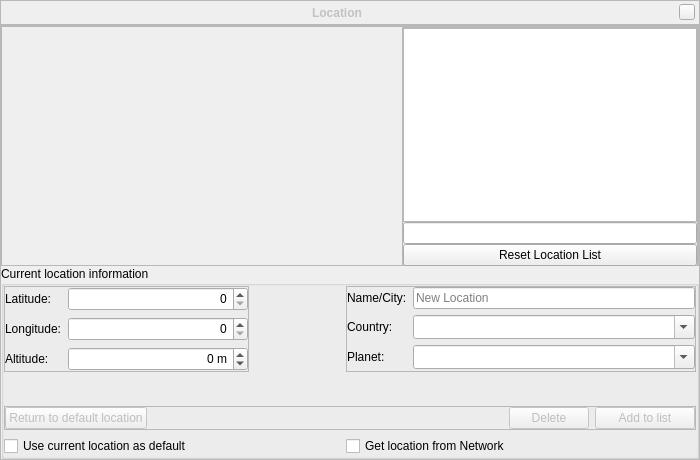
This is src/gui/locationDialogGui.ui in 519984307/stellarium_src as Qt 5 draws it before an edit. The edited form follows.
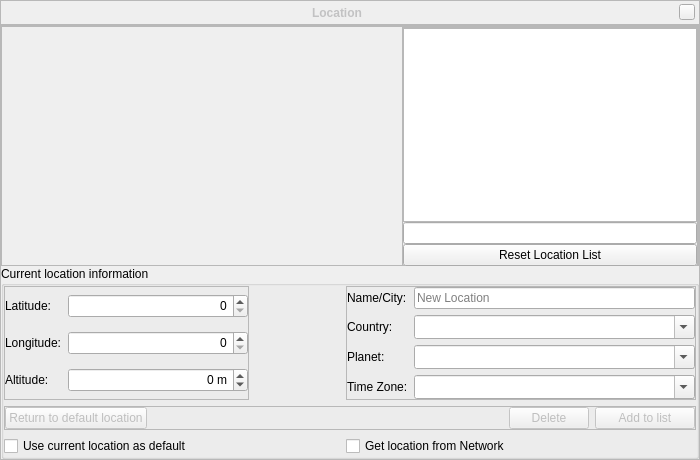
This is the edited form. Icons and pictures are not drawn. Custom widgets are drawn as their Qt base class.

Commit message: Added initial support of time zones

Patch:
```diff
--- a/src/gui/locationDialogGui.ui
+++ b/src/gui/locationDialogGui.ui
@@ -738,6 +738,41 @@
               </property>
              </widget>
             </item>
+            <item row="3" column="0">
+             <widget class="QLabel" name="label_2">
+              <property name="text">
+               <string>Time Zone:</string>
+              </property>
+             </widget>
+            </item>
+            <item row="3" column="1">
+             <widget class="QComboBox" name="timeZoneNameComboBox">
+              <property name="sizePolicy">
+               <sizepolicy hsizetype="Preferred" vsizetype="Preferred">
+                <horstretch>0</horstretch>
+                <verstretch>0</verstretch>
+               </sizepolicy>
+              </property>
+              <property name="minimumSize">
+               <size>
+                <width>0</width>
+                <height>24</height>
+               </size>
+              </property>
+              <property name="maximumSize">
+               <size>
+                <width>16777215</width>
+                <height>24</height>
+               </size>
+              </property>
+              <property name="editable">
+               <bool>true</bool>
+              </property>
+              <property name="insertPolicy">
+               <enum>QComboBox::NoInsert</enum>
+              </property>
+             </widget>
+            </item>
            </layout>
           </widget>
          </item>
```
The commit also changes 14 other files.
